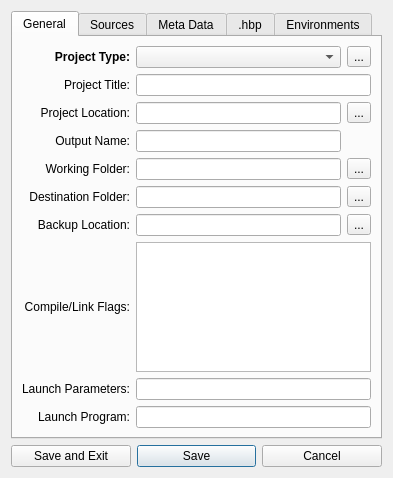
Qt form harbour/contrib/hbide/resources/projectproperties.ui (harbour/core) before a commit.
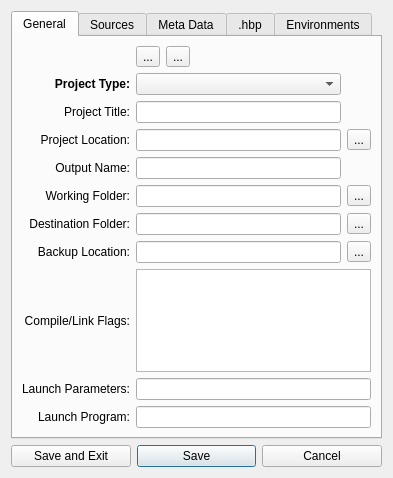
The same form after that commit.

What changed in the file:
```diff
--- a/harbour/contrib/hbide/resources/projectproperties.ui
+++ b/harbour/contrib/hbide/resources/projectproperties.ui
@@ -73,7 +73,7 @@
          </property>
         </widget>
        </item>
-       <item row="2" column="1" colspan="2">
+       <item row="2" column="1">
         <widget class="QLineEdit" name="editPrjTitle">
          <property name="toolTip">
           <string>&lt;!DOCTYPE HTML PUBLIC &quot;-//W3C//DTD HTML 4.0//EN&quot; &quot;http://www.w3.org/TR/REC-html40/strict.dtd&quot;&gt;
@@ -263,7 +263,31 @@
          </property>
         </widget>
        </item>
-       <item row="1" column="2">
+       <item row="0" column="1">
+        <layout class="QHBoxLayout" name="horizontalLayout_7">
+         <item>
+          <widget class="QToolButton" name="buttonHbp">
+           <property name="toolTip">
+            <string>&lt;!DOCTYPE HTML PUBLIC &quot;-//W3C//DTD HTML 4.0//EN&quot; &quot;http://www.w3.org/TR/REC-html40/strict.dtd&quot;&gt;
+&lt;html&gt;&lt;head&gt;&lt;meta name=&quot;qrichtext&quot; content=&quot;1&quot; /&gt;&lt;style type=&quot;text/css&quot;&gt;
+p, li { white-space: pre-wrap; }
+&lt;/style&gt;&lt;/head&gt;&lt;body style=&quot; font-family:'MS Shell Dlg 2'; font-size:8.25pt; font-weight:400; font-style:normal;&quot;&gt;
+&lt;p align=&quot;center&quot; style=&quot; margin-top:0px; margin-bottom:0px; margin-left:0px; margin-right:0px; -qt-block-indent:0; text-indent:0px;&quot;&gt;Loading a .hbp project file is essentially a &lt;/p&gt;
+&lt;p align=&quot;center&quot; style=&quot; margin-top:0px; margin-bottom:0px; margin-left:0px; margin-right:0px; -qt-block-indent:0; text-indent:0px;&quot;&gt;task of redefining its flow and contents order.&lt;/p&gt;
+&lt;p align=&quot;center&quot; style=&quot; margin-top:0px; margin-bottom:0px; margin-left:0px; margin-right:0px; -qt-block-indent:0; text-indent:0px;&quot;&gt;hbIDE rewrites the existing .hbp file if the &lt;/p&gt;
+&lt;p align=&quot;center&quot; style=&quot; margin-top:0px; margin-bottom:0px; margin-left:0px; margin-right:0px; -qt-block-indent:0; text-indent:0px;&quot;&gt;&quot;Project Location&quot; points to same folder &lt;/p&gt;
+&lt;p align=&quot;center&quot; style=&quot; margin-top:0px; margin-bottom:0px; margin-left:0px; margin-right:0px; -qt-block-indent:0; text-indent:0px;&quot;&gt;where your such loaded .hbp resides.&lt;/p&gt;
+&lt;p align=&quot;center&quot; style=&quot; margin-top:0px; margin-bottom:0px; margin-left:0px; margin-right:0px; -qt-block-indent:0; text-indent:0px;&quot;&gt;So&lt;/p&gt;
+&lt;p align=&quot;center&quot; style=&quot; margin-top:0px; margin-bottom:0px; margin-left:0px; margin-right:0px; -qt-block-indent:0; text-indent:0px;&quot;&gt;&lt;span style=&quot; font-weight:600;&quot;&gt;take care to change the &quot;Project Location&quot;&lt;/span&gt;&lt;/p&gt;
+&lt;p align=&quot;center&quot; style=&quot; margin-top:0px; margin-bottom:0px; margin-left:0px; margin-right:0px; -qt-block-indent:0; text-indent:0px;&quot;&gt;to different folder than home folder of .hbp.&lt;/p&gt;
+&lt;p align=&quot;center&quot; style=&quot; margin-top:0px; margin-bottom:0px; margin-left:0px; margin-right:0px; -qt-block-indent:0; text-indent:0px;&quot;&gt;This is done at the time of &quot;Build&quot; process.&lt;/p&gt;&lt;/body&gt;&lt;/html&gt;</string>
+           </property>
+           <property name="text">
+            <string>...</string>
+           </property>
+          </widget>
+         </item>
+         <item>
         <widget class="QToolButton" name="buttonXmate">
          <property name="toolTip">
           <string>&lt;!DOCTYPE HTML PUBLIC &quot;-//W3C//DTD HTML 4.0//EN&quot; &quot;http://www.w3.org/TR/REC-html40/strict.dtd&quot;&gt;
@@ -280,6 +304,21 @@
           <string>...</string>
          </property>
         </widget>
+         </item>
+         <item>
+          <spacer name="horizontalSpacer">
+           <property name="orientation">
+            <enum>Qt::Horizontal</enum>
+           </property>
+           <property name="sizeHint" stdset="0">
+            <size>
+             <width>40</width>
+             <height>20</height>
+            </size>
+           </property>
+          </spacer>
+         </item>
+        </layout>
        </item>
       </layout>
      </widget>
```
Lines whose indentation alone changed are shown as unchanged.
